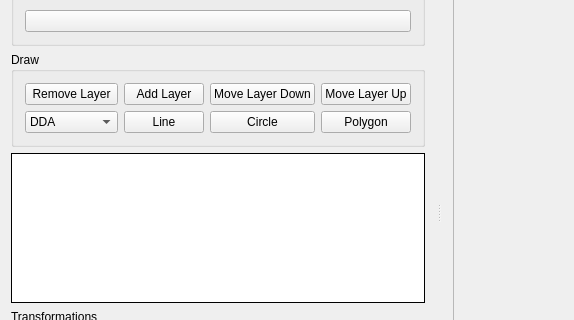
Holikma/Final_project, file src/ImageViewer.ui: the form before one commit; both pictures show x 0 to 574 and y 160 to 480 of the 986 by 729 pixel window.
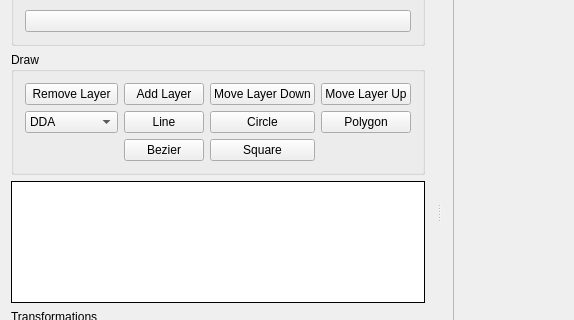
The form after the commit.

The edit to the form file:
```diff
--- a/src/ImageViewer.ui
+++ b/src/ImageViewer.ui
@@ -198,6 +198,26 @@
           </property>
          </widget>
         </item>
+        <item row="3" column="2">
+         <widget class="QPushButton" name="toolButtonSquare">
+          <property name="text">
+           <string>Square</string>
+          </property>
+          <property name="checkable">
+           <bool>true</bool>
+          </property>
+         </widget>
+        </item>
+        <item row="3" column="1">
+         <widget class="QPushButton" name="toolButtonBezier">
+          <property name="text">
+           <string>Bezier</string>
+          </property>
+          <property name="checkable">
+           <bool>true</bool>
+          </property>
+         </widget>
+        </item>
        </layout>
       </widget>
      </item>
```
Left out of the diff: 38 changed lines with no effect on the pictures.
